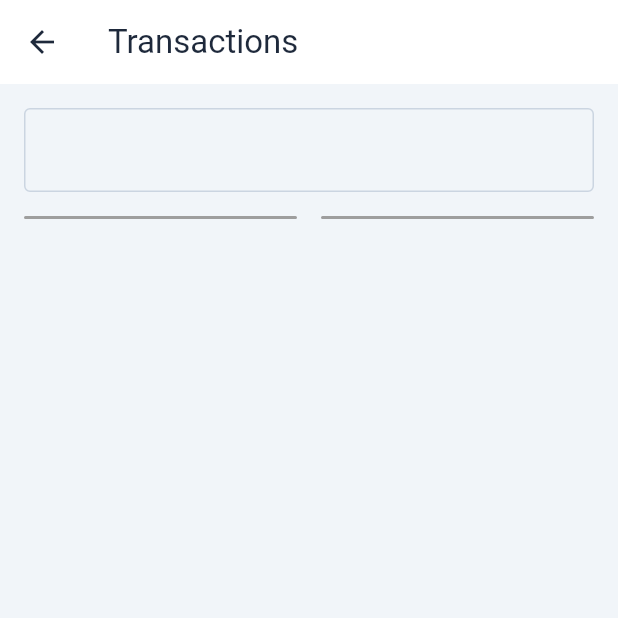
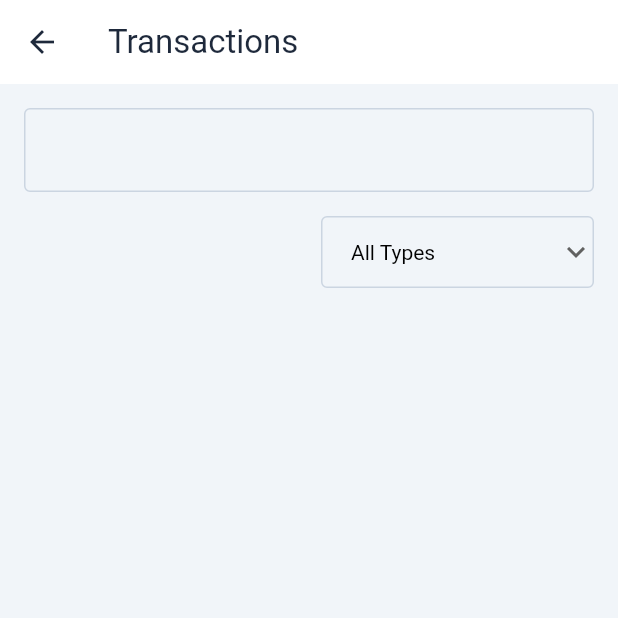
Before and after one commit to TejasPatel3300/flutter-personal-finance-with-bloc-and-clean-architecture, a Flutter app: the AllTransactionsScreen screen opened directly, on a phone screen of 412 x 824 dp, the top half of it. Run offline on Flutter 3.47's test engine with Material 3 defaults, Android fonts, the phone set to English and light mode, and no system bars; our stand-ins replace bloc, bloc_concurrency, dartz, fl_chart, flutter_bloc, freezed_annotation and 2 more; accounts and stored records are empty.

Commit message:
Feat: search and filter logic in all transaction screen.

```diff
--- /dev/null
+++ b/lib/bloc/transaction/search_filter_transaction/search_and_filter_event.dart
@@ -0,0 +1,6 @@
+part of 'search_and_filter_bloc.dart';
+
+@Freezed()
+abstract class SearchAndFilterEvent with _$SearchAndFilterEvent {
+  const factory SearchAndFilterEvent.applied({String? category, String? type, String? searchString}) = SearchAndFilterApplied;
+}
--- /dev/null
+++ b/lib/bloc/transaction/search_filter_transaction/search_and_filter_state.dart
@@ -0,0 +1,9 @@
+part of 'search_and_filter_bloc.dart';
+
+@Freezed()
+abstract class SearchAndFilterState with _$SearchAndFilterState {
+  const factory SearchAndFilterState.initial(List<TransactionWithCategoryName> currentTransactionsList) = SearchAndFilterInitial;
+  const factory SearchAndFilterState.loading(List<TransactionWithCategoryName> currentTransactionsList) = SearchAndFilterLoading;
+  const factory SearchAndFilterState.failure(Failure failure, List<TransactionWithCategoryName> currentTransactionsList) = SearchAndFilterFailure;
+  const factory SearchAndFilterState.success(List<TransactionWithCategoryName> currentTransactionsList) = SearchAndFilterSuccess;
+}
--- a/lib/bloc/transaction/transaction_state.dart
+++ b/lib/bloc/transaction/transaction_state.dart
@@ -1,10 +1,9 @@
 part of 'transaction_bloc.dart';
 
 @freezed
-class TransactionState with _$TransactionState {
+abstract class TransactionState with _$TransactionState {
   const factory TransactionState.initial({List<TransactionWithCategoryName>? currentTransactions}) = TransactionInitial;
   const factory TransactionState.loading({List<TransactionWithCategoryName>? currentTransactions}) = TransactionLoading;
   const factory TransactionState.failure({required Failure failure, List<TransactionWithCategoryName>? currentTransactions}) = TransactionFailure;
   const factory TransactionState.success({List<TransactionWithCategoryName>? currentTransactions}) = TransactionSuccess;
-
 }
--- a/lib/presentation/all_transactions/all_transactions_screen.dart
+++ b/lib/presentation/all_transactions/all_transactions_screen.dart
@@ -1,153 +1,30 @@
 import 'package:flutter/material.dart';
 import 'package:flutter_bloc/flutter_bloc.dart';
-import 'package:personal_finance_tracker/bloc/cateogory/category_bloc.dart';
+import 'package:personal_finance_tracker/bloc/transaction/search_filter_transaction/search_and_filter_bloc.dart';
 import 'package:personal_finance_tracker/bloc/transaction/transaction_bloc.dart';
-import 'package:personal_finance_tracker/domain/category/entity/category.dart';
-import 'package:personal_finance_tracker/domain/transaction/entity/transaction.dart';
-import 'package:personal_finance_tracker/presentation/dashboard/dashboard.dart';
+import 'package:personal_finance_tracker/presentation/all_transactions/widgets/all_transaction_screen_body.dart';
 
-class AllTransactionsScreen extends StatefulWidget {
+class AllTransactionsScreen extends StatelessWidget{
   const AllTransactionsScreen({super.key});
 
-  @override
-  State<AllTransactionsScreen> createState() => _AllTransactionsScreenState();
-}
-
-class _AllTransactionsScreenState extends State<AllTransactionsScreen> {
-  final TextEditingController _searchController = TextEditingController();
-  Category? _selectedCategory;
-  TransactionType? _selectedTransactionType;
   @override
   Widget build(BuildContext context) {
     return Scaffold(
       appBar: AppBar(
-        backgroundColor: Theme
-            .of(context)
-            .colorScheme
-            .inversePrimary,
+        backgroundColor: Theme.of(context).colorScheme.inversePrimary,
         title: Text('Transactions'),
       ),
-      body: Padding(
-        padding: const EdgeInsets.all(16),
-        child: Column(
-          children: [
-            TextField(
-              controller: _searchController,
-              keyboardType: TextInputType.number,
-              style: TextStyle(color: Colors.grey),
-              decoration: InputDecoration(
-                prefixText: '\$ ',
-                border: OutlineInputBorder(
-                  borderRadius: BorderRadius.circular(8),
-                  borderSide: const BorderSide(color: Colors.grey, width: 1),
-                ),
-                contentPadding:
-                const EdgeInsets.symmetric(horizontal: 16, vertical: 16),
-              ),
-            ),
-            const SizedBox(height: 16),
-            Row(
-              children: [
-                Expanded(
-                  child: Container(
-                    decoration: BoxDecoration(
-                      border: Border.all(color: Colors.grey),
-                      borderRadius: BorderRadius.circular(8),
-                    ),
-                    child: BlocBuilder<CategoryBloc, CategoryState>(
-                      builder: (context, state) {
-                        final categories = <Category>[];
-                        if (state is CategoryLoadSuccess) {
-                          categories.addAll(state.categories);
-                          return DropdownButtonHideUnderline(
-                            child: DropdownButtonFormField<Category>(
-                              decoration: const InputDecoration(
-                                contentPadding: EdgeInsets.symmetric(horizontal: 16),
-                                border: InputBorder.none,
-                              ),
-                              hint: const Text('Select category'),
-                              style: TextStyle(color: Colors.black),
-                              value: _selectedCategory,
-                              isExpanded: true,
-                              icon: const Icon(Icons.keyboard_arrow_down),
-                              items: categories.map((Category category) {
-                                return DropdownMenuItem<Category>(
-                                  value: category,
-                                  child: Text(category.name),
-                                );
-                              }).toList(),
-                              onChanged: (Category? value) {
-                                setState(() {
-                                  _selectedCategory = value;
-                                });
-                              },
-                            ),
-                          );
-                        }
-                        return const SizedBox();
-
-                      },
-                    ),
-                  ),
-                ),
-                const SizedBox(width: 16),
-                Expanded(
-                  child: Container(
-                    decoration: BoxDecoration(
-                      border: Border.all(color: Colors.grey),
-                      borderRadius: BorderRadius.circular(8),
-                    ),
-                    child: BlocBuilder<CategoryBloc, CategoryState>(
-                      builder: (context, state) {
-                        final categories = <Category>[];
-                        if (state is CategoryLoadSuccess) {
-                          categories.addAll(state.categories);
-                          return DropdownButtonHideUnderline(
-                            child: DropdownButtonFormField<Category>(
-                              decoration: const InputDecoration(
-                                contentPadding: EdgeInsets.symmetric(horizontal: 16),
-                                border: InputBorder.none,
-                              ),
-                              hint: const Text('Select category'),
-                              style: TextStyle(color: Colors.black),
-                              value: _selectedCategory,
-                              isExpanded: true,
-                              icon: const Icon(Icons.keyboard_arrow_down),
-                              items: categories.map((Category category) {
-                                return DropdownMenuItem<Category>(
-                                  value: category,
-                                  child: Text(category.name),
-                                );
-                              }).toList(),
-                              onChanged: (Category? value) {
-                                setState(() {
-                                  _selectedCategory = value;
-                                });
-                              },
-                            ),
-                          );
-                        }
-                        return const SizedBox();
-
-                      },
-                    ),
-                  ),
-                ),
-              ],
-            ),
-            const SizedBox(height: 16),
-            BlocBuilder<TransactionBloc, TransactionState>(builder: (context, state) {
-              final transactions = state.currentTransactions ?? [];
-              return ListView.builder(
-                shrinkWrap: true,
-                itemCount: transactions.length,
-                itemBuilder: (context, index) => TransactionListItem(
-                  transaction: transactions[index],
-                ),
-              );
-            },)
-          ],
-        ),
+      body: BlocConsumer<TransactionBloc, TransactionState>(
+        listener: (context, state) {
+          // TODO: implement listener
+        },
+        builder: (context, state) {
+          final transactions = state.currentTransactions ?? [];
+          return BlocProvider(
+            create: (context) => SearchAndFilterBloc(transactions),
+            child: AllTransactionScreenBody(),
+          );
+        },
       ),
     );
   }
--- /dev/null
+++ b/lib/presentation/all_transactions/widgets/all_transaction_screen_body.dart
@@ -0,0 +1,170 @@
+import 'package:flutter/material.dart';
+import 'package:flutter_bloc/flutter_bloc.dart';
+import 'package:personal_finance_tracker/bloc/cateogory/category_bloc.dart';
+import 'package:personal_finance_tracker/bloc/transaction/search_filter_transaction/search_and_filter_bloc.dart';
+import 'package:personal_finance_tracker/domain/category/entity/category.dart';
+import 'package:personal_finance_tracker/presentation/dashboard/dashboard.dart';
+
+class AllTransactionScreenBody extends StatefulWidget {
+  const AllTransactionScreenBody({super.key});
+
+  @override
+  State<AllTransactionScreenBody> createState() => _AllTransactionScreenBodyState();
+}
+
+class _AllTransactionScreenBodyState extends State<AllTransactionScreenBody> {
+  final _searchController = TextEditingController();
+  final _defaultCategoryFilterOption = Category(userId: -1, name: 'All Categories', type: '');
+  final _defaultTransactionTypeOption = 'All Types';
+
+  Category? _selectedCategory;
+  String? _selectedTransactionType;
+
+  @override
+  void initState() {
+    super.initState();
+    _setDefaultFilters();
+  }
+
+  void _setDefaultFilters() {
+    _selectedCategory = _defaultCategoryFilterOption;
+    _selectedTransactionType = _defaultTransactionTypeOption;
+    if (mounted) {
+      setState(() {});
+    }
+  }
+  @override
+  Widget build(BuildContext context) {
+    return BlocConsumer<SearchAndFilterBloc, SearchAndFilterState>(
+      listener: (context, state) {
+        // TODO: implement listener
+      },
+      builder: (context, state) {
+        final currentTransactions = state.currentTransactionsList;
+        return SingleChildScrollView(
+          child: Padding(
+            padding: const EdgeInsets.all(16),
+            child: Column(
+              children: [
+                TextField(
+                  controller: _searchController,
+                  style: TextStyle(color: Colors.grey),
+                  decoration: InputDecoration(
+                    border: OutlineInputBorder(
+                      borderRadius: BorderRadius.circular(8),
+                      borderSide: const BorderSide(color: Colors.grey, width: 1),
+                    ),
+                    contentPadding: const EdgeInsets.symmetric(horizontal: 16, vertical: 16),
+                  ),
+                  onChanged: (value) {
+                    _applyFilter();
+                  },
+                ),
+                const SizedBox(height: 16),
+                buildFilterDropdowns(),
+                const SizedBox(height: 16),
+                ListView.builder(
+                  shrinkWrap: true,
+                  itemCount: currentTransactions.length,
+                  itemBuilder: (context, index) => TransactionListItem(
+                    transaction: currentTransactions[index],
+                  ),
+                ),
+              ],
+            ),
+          ),
+        );
+      },
+    );
+  }
+
+  Widget buildFilterDropdowns() {
+    return Row(
+      children: [
+        Expanded(
+          child: Container(
+            decoration: BoxDecoration(
+              borderRadius: BorderRadius.circular(8),
+            ),
+            child: BlocBuilder<CategoryBloc, CategoryState>(
+              builder: (context, state) {
+                final categories = <Category>[];
+                if (state is CategoryLoadSuccess) {
+                  categories.add(_defaultCategoryFilterOption);
+                  categories.addAll(state.categories);
+                  return DropdownButtonHideUnderline(
+                    child: DropdownButtonFormField<Category>(
+                      decoration: const InputDecoration(
+                        contentPadding: EdgeInsets.symmetric(horizontal: 16),
+                        border: InputBorder.none,
+                      ),
+                      hint: const Text('Select category'),
+                      style: TextStyle(color: Colors.black),
+                      value: _selectedCategory,
+                      isExpanded: true,
+                      icon: const Icon(Icons.keyboard_arrow_down),
+                      items: categories.map((Category category) {
+                        return DropdownMenuItem<Category>(
+                          value: category,
+                          child: Text(category.name),
+                        );
+                      }).toList(),
+                      onChanged: (Category? value) {
+                        setState(() {
+                          _selectedCategory = value;
+                        });
+                        _applyFilter();
+                      },
+                    ),
+                  );
+                }
+                return const SizedBox();
+              },
+            ),
+          ),
+        ),
+        const SizedBox(width: 16),
+        Expanded(
+          child: Container(
+            decoration: BoxDecoration(
+              borderRadius: BorderRadius.circular(8),
+            ),
+            child: DropdownButtonHideUnderline(
+              child: DropdownButtonFormField<String>(
+                decoration: const InputDecoration(
+                  contentPadding: EdgeInsets.symmetric(horizontal: 16),
+                  border: InputBorder.none,
+                ),
+                hint: const Text('Select type'),
+                style: TextStyle(color: Colors.black),
+                value: _selectedTransactionType,
+                isExpanded: true,
+                icon: const Icon(Icons.keyboard_arrow_down),
+                items: [_defaultTransactionTypeOption, 'Expense', 'Income'].map((String transactionType) {
+                  return DropdownMenuItem<String>(
+                    value: transactionType,
+                    child: Text(transactionType),
+                  );
+                }).toList(),
+                onChanged: (String? value) {
+                  setState(() {
+                    _selectedTransactionType = value;
+                  });
+                  _applyFilter();
+                },
+              ),
+            ),
+          ),
+        ),
+      ],
+    );
+  }
+
+  void _applyFilter() {
+    final category = _selectedCategory?.name == _defaultCategoryFilterOption.name ? '':(_selectedCategory?.name ?? '');
+    final type = _selectedTransactionType == _defaultTransactionTypeOption ? '': _selectedTransactionType;
+    final searchString = _searchController.text.trim();
+    context.read<SearchAndFilterBloc>().add(SearchAndFilterApplied(category: category, type: type, searchString: searchString));
+  }
+
+}
--- a/pubspec.yaml
+++ b/pubspec.yaml
@@ -36,6 +36,7 @@ dependencies:
   cupertino_icons: ^1.0.8
   dartz:
   flutter_bloc:
+  bloc_concurrency: ^0.3.0
   get_it:
   go_router:
   fl_chart:
@@ -46,7 +47,7 @@ dependencies:
 dev_dependencies:
   flutter_test:
     sdk: flutter
-  freezed:
+  freezed: ^3.0.6
   build_runner:
 
   # The "flutter_lints" package below contains a set of recommended lints to
```
Also changed, not shown: lib/bloc/transaction/search_filter_transaction/search_and_filter_bloc.dart (added, +54 -0 lines), lib/bloc/authentication/authentication_bloc.freezed.dart, lib/bloc/cateogory/category_bloc.freezed.dart, lib/bloc/transaction/search_filter_transaction/search_and_filter_bloc.freezed.dart (added), lib/bloc/transaction/transaction_bloc.freezed.dart, pubspec.lock (deleted).
